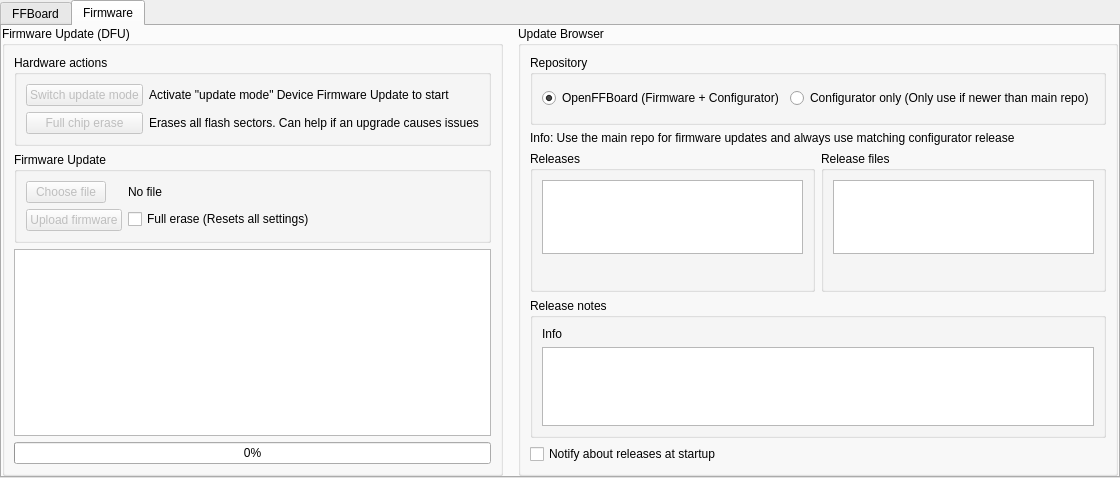
Before: the Qt Designer form res/settings_serial.ui in Ultrawipf/OpenFFBoard-configurator, drawn with Qt 5.
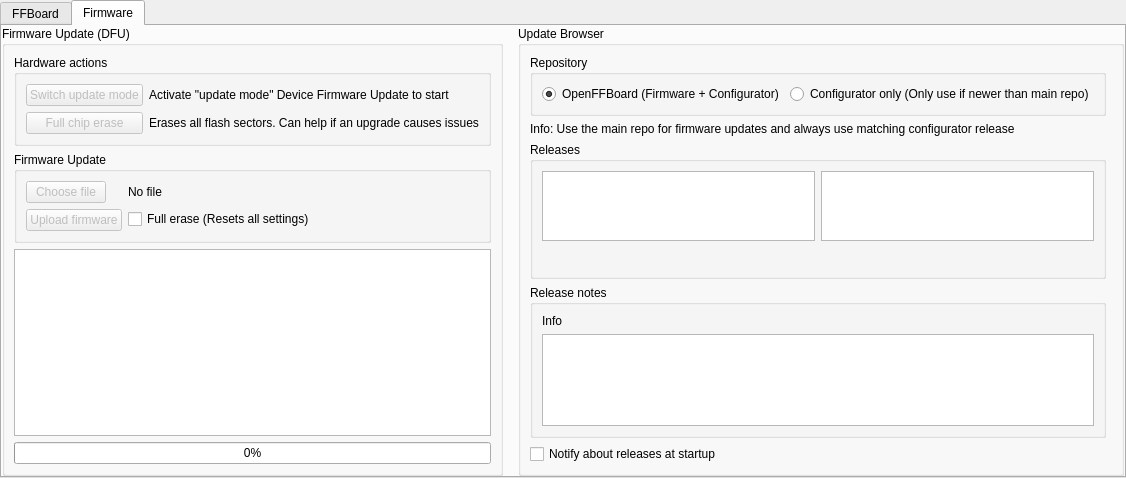
After: the same form once the commit is applied. The open tabs and pages were chosen to show the change.

Commit message: fix: add update button and link

What changed in the file:
```diff
--- a/res/settings_serial.ui
+++ b/res/settings_serial.ui
@@ -383,138 +383,15 @@
          <property name="title">
           <string>Update Browser</string>
          </property>
-         <layout class="QGridLayout" name="gridLayout_8" rowstretch="1,0,2,2,0">
-          <item row="1" column="0" colspan="2">
-           <widget class="QLabel" name="label_4">
-            <property name="text">
-             <string>Info: Use the main repo for firmware updates and always use matching configurator release</string>
-            </property>
-           </widget>
-          </item>
-          <item row="2" column="0">
-           <widget class="QGroupBox" name="groupBox_5">
-            <property name="sizePolicy">
-             <sizepolicy hsizetype="Preferred" vsizetype="Preferred">
-              <horstretch>0</horstretch>
-              <verstretch>1</verstretch>
-             </sizepolicy>
-            </property>
-            <property name="title">
-             <string>Releases</string>
-            </property>
-            <layout class="QVBoxLayout" name="verticalLayout_5">
-             <item>
-              <widget class="QListWidget" name="listWidget_release"/>
-             </item>
-             <item>
-              <layout class="QHBoxLayout" name="horizontalLayout_4">
-               <item>
-                <spacer name="horizontalSpacer_3">
-                 <property name="orientation">
-                  <enum>Qt::Orientation::Horizontal</enum>
-                 </property>
-                 <property name="sizeHint" stdset="0">
-                  <size>
-                   <width>40</width>
-                   <height>20</height>
-                  </size>
-                 </property>
-                </spacer>
-               </item>
-               <item>
-                <widget class="QLabel" name="label_releaseUrl">
-                 <property name="text">
-                  <string/>
-                 </property>
-                 <property name="openExternalLinks">
-                  <bool>true</bool>
-                 </property>
-                </widget>
-               </item>
-              </layout>
-             </item>
-            </layout>
-           </widget>
-          </item>
-          <item row="3" column="0" colspan="2">
-           <widget class="QGroupBox" name="groupBox_8">
-            <property name="sizePolicy">
-             <sizepolicy hsizetype="Preferred" vsizetype="Preferred">
-              <horstretch>0</horstretch>
-              <verstretch>2</verstretch>
-             </sizepolicy>
-            </property>
-            <property name="title">
-             <string>Release notes</string>
-            </property>
-            <layout class="QVBoxLayout" name="verticalLayout_7">
-             <item>
-              <widget class="QLabel" name="label_releaseInfo">
-               <property name="text">
-                <string>Info</string>
-               </property>
-              </widget>
-             </item>
-             <item>
-              <widget class="QTextBrowser" name="textBrowser_releasenotes">
-               <property name="sizePolicy">
-                <sizepolicy hsizetype="Preferred" vsizetype="Expanding">
-                 <horstretch>0</horstretch>
-                 <verstretch>0</verstretch>
-                </sizepolicy>
-               </property>
-              </widget>
-             </item>
-            </layout>
-           </widget>
-          </item>
-          <item row="2" column="1">
-           <widget class="QGroupBox" name="groupBox_6">
-            <property name="sizePolicy">
-             <sizepolicy hsizetype="Preferred" vsizetype="Preferred">
-              <horstretch>0</horstretch>
-              <verstretch>1</verstretch>
-             </sizepolicy>
-            </property>
-            <property name="title">
-             <string>Release files</string>
-            </property>
-            <layout class="QVBoxLayout" name="verticalLayout_6">
-             <item>
-              <widget class="QListWidget" name="listWidget_files"/>
-             </item>
-             <item>
-              <layout class="QHBoxLayout" name="horizontalLayout_5">
-               <item>
-                <spacer name="horizontalSpacer_4">
-                 <property name="orientation">
-                  <enum>Qt::Orientation::Horizontal</enum>
-                 </property>
-                 <property name="sizeHint" stdset="0">
-                  <size>
-                   <width>40</width>
-                   <height>20</height>
-                  </size>
-                 </property>
-                </spacer>
-               </item>
-               <item>
-                <widget class="QLabel" name="label_fileUrl">
-                 <property name="text">
-                  <string/>
-                 </property>
-                 <property name="openExternalLinks">
-                  <bool>true</bool>
-                 </property>
-                </widget>
-               </item>
-              </layout>
-             </item>
-            </layout>
-           </widget>
-          </item>
-          <item row="0" column="0" colspan="2">
+         <layout class="QGridLayout" name="gridLayout_8" rowstretch="0,0,0,0,0">
+          <item row="0" column="0">
            <widget class="QGroupBox" name="groupBox_7">
+            <property name="sizePolicy">
+             <sizepolicy hsizetype="Preferred" vsizetype="Fixed">
+              <horstretch>0</horstretch>
+              <verstretch>0</verstretch>
+             </sizepolicy>
+            </property>
             <property name="title">
              <string>Repository</string>
             </property>
@@ -576,6 +453,134 @@
             </property>
            </widget>
           </item>
+          <item row="3" column="0">
+           <widget class="QGroupBox" name="groupBox_8">
+            <property name="sizePolicy">
+             <sizepolicy hsizetype="Preferred" vsizetype="Preferred">
+              <horstretch>0</horstretch>
+              <verstretch>2</verstretch>
+             </sizepolicy>
+            </property>
+            <property name="title">
+             <string>Release notes</string>
+            </property>
+            <layout class="QVBoxLayout" name="verticalLayout_7">
+             <item>
+              <widget class="QLabel" name="label_releaseInfo">
+               <property name="text">
+                <string>Info</string>
+               </property>
+              </widget>
+             </item>
+             <item>
+              <widget class="QTextBrowser" name="textBrowser_releasenotes">
+               <property name="sizePolicy">
+                <sizepolicy hsizetype="Preferred" vsizetype="Expanding">
+                 <horstretch>0</horstretch>
+                 <verstretch>0</verstretch>
+                </sizepolicy>
+               </property>
+              </widget>
+             </item>
+            </layout>
+           </widget>
+          </item>
+          <item row="1" column="0">
+           <widget class="QLabel" name="label_4">
+            <property name="text">
+             <string>Info: Use the main repo for firmware updates and always use matching configurator release</string>
+            </property>
+           </widget>
+          </item>
+          <item row="2" column="0">
+           <widget class="QGroupBox" name="groupBox_5">
+            <property name="sizePolicy">
+             <sizepolicy hsizetype="Preferred" vsizetype="Preferred">
+              <horstretch>0</horstretch>
+              <verstretch>1</verstretch>
+             </sizepolicy>
+            </property>
+            <property name="title">
+             <string>Releases</string>
+            </property>
+            <layout class="QGridLayout" name="gridLayout_7">
+             <item row="1" column="0">
+              <layout class="QHBoxLayout" name="horizontalLayout_4">
+               <item>
+                <spacer name="horizontalSpacer_3">
+                 <property name="orientation">
+                  <enum>Qt::Orientation::Horizontal</enum>
+                 </property>
+                 <property name="sizeHint" stdset="0">
+                  <size>
+                   <width>40</width>
+                   <height>20</height>
+                  </size>
+                 </property>
+                </spacer>
+               </item>
+               <item>
+                <widget class="QLabel" name="label_releaseUrl">
+                 <property name="text">
+                  <string/>
+                 </property>
+                 <property name="openExternalLinks">
+                  <bool>true</bool>
+                 </property>
+                </widget>
+               </item>
+              </layout>
+             </item>
+             <item row="0" column="1">
+              <widget class="QListWidget" name="listWidget_files">
+               <property name="sizePolicy">
+                <sizepolicy hsizetype="Preferred" vsizetype="Expanding">
+                 <horstretch>0</horstretch>
+                 <verstretch>0</verstretch>
+                </sizepolicy>
+               </property>
+              </widget>
+             </item>
+             <item row="0" column="0">
+              <widget class="QListWidget" name="listWidget_release">
+               <property name="sizePolicy">
+                <sizepolicy hsizetype="Preferred" vsizetype="Preferred">
+                 <horstretch>0</horstretch>
+                 <verstretch>0</verstretch>
+                </sizepolicy>
+               </property>
+              </widget>
+             </item>
+             <item row="1" column="1">
+              <layout class="QHBoxLayout" name="horizontalLayout_5">
+               <item>
+                <spacer name="horizontalSpacer_4">
+                 <property name="orientation">
+                  <enum>Qt::Orientation::Horizontal</enum>
+                 </property>
+                 <property name="sizeHint" stdset="0">
+                  <size>
+                   <width>40</width>
+                   <height>20</height>
+                  </size>
+                 </property>
+                </spacer>
+               </item>
+               <item>
+                <widget class="QLabel" name="label_fileUrl">
+                 <property name="text">
+                  <string/>
+                 </property>
+                 <property name="openExternalLinks">
+                  <bool>true</bool>
+                 </property>
+                </widget>
+               </item>
+              </layout>
+             </item>
+            </layout>
+           </widget>
+          </item>
          </layout>
         </widget>
        </item>
```
Left out of the diff: 2 changed lines with no effect on the pictures. The commit also changes 4 other files.
